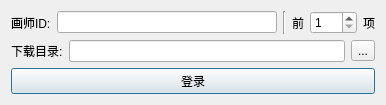
This is PixivAgent.ui in GeQi/PixivAgent as Qt 5 draws it before an edit. The edited form follows.
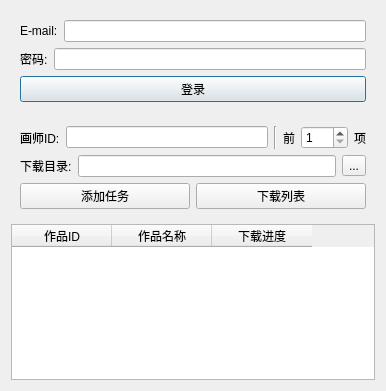
This is the edited form.

Commit message:
添加下载列表
删除编译相关
整理代码

The edit to the form file:
```diff
--- a/PixivAgent.ui
+++ b/PixivAgent.ui
@@ -7,7 +7,7 @@
     <x>0</x>
     <y>0</y>
     <width>386</width>
-    <height>97</height>
+    <height>391</height>
    </rect>
   </property>
   <property name="sizePolicy">
@@ -18,8 +18,8 @@
   </property>
   <property name="minimumSize">
    <size>
-    <width>0</width>
-    <height>0</height>
+    <width>386</width>
+    <height>99</height>
    </size>
   </property>
   <property name="maximumSize">
@@ -33,9 +33,66 @@
   </property>
   <layout class="QVBoxLayout" name="verticalLayout">
    <item>
+    <widget class="QWidget" name="widget_login" native="true">
+     <layout class="QVBoxLayout" name="verticalLayout_2">
+      <item>
+       <layout class="QHBoxLayout" name="horizontalLayout_5">
+        <item>
+         <widget class="QLabel" name="label_6">
+          <property name="text">
+           <string>E-mail:</string>
+          </property>
+          <property name="buddy">
+           <cstring>email</cstring>
+          </property>
+         </widget>
+        </item>
+        <item>
+         <widget class="QLineEdit" name="email"/>
+        </item>
+       </layout>
+      </item>
+      <item>
+       <layout class="QHBoxLayout" name="horizontalLayout_4">
+        <item>
+         <widget class="QLabel" name="label_5">
+          <property name="text">
+           <string>密码:</string>
+          </property>
+          <property name="buddy">
+           <cstring>password</cstring>
+          </property>
+         </widget>
+        </item>
+        <item>
+         <widget class="QLineEdit" name="password">
+          <property name="echoMode">
+           <enum>QLineEdit::Password</enum>
+          </property>
+         </widget>
+        </item>
+       </layout>
+      </item>
+      <item>
+       <widget class="QPushButton" name="btn_login">
+        <property name="text">
+         <string>登录</string>
+        </property>
+       </widget>
+      </item>
+     </layout>
+    </widget>
+   </item>
+   <item>
+    <widget class="QWidget" name="widget_analyse" native="true">
+     <layout class="QVBoxLayout" name="verticalLayout_3">
+      <item>
     <layout class="QHBoxLayout" name="horizontalLayout">
      <item>
       <widget class="QLabel" name="label">
+          <property name="enabled">
+           <bool>true</bool>
+          </property>
        <property name="text">
         <string>画师ID:</string>
        </property>
@@ -46,6 +103,9 @@
      </item>
      <item>
       <widget class="QLineEdit" name="id">
+          <property name="enabled">
+           <bool>true</bool>
+          </property>
        <property name="inputMethodHints">
         <set>Qt::ImhDigitsOnly</set>
        </property>
@@ -56,6 +116,9 @@
      </item>
      <item>
       <widget class="Line" name="line">
+          <property name="enabled">
+           <bool>true</bool>
+          </property>
        <property name="orientation">
         <enum>Qt::Vertical</enum>
        </property>
@@ -63,6 +126,9 @@
      </item>
      <item>
       <widget class="QLabel" name="label_3">
+          <property name="enabled">
+           <bool>true</bool>
+          </property>
        <property name="text">
         <string>前</string>
        </property>
@@ -73,6 +139,9 @@
      </item>
      <item>
       <widget class="QSpinBox" name="amount">
+          <property name="enabled">
+           <bool>true</bool>
+          </property>
        <property name="buttonSymbols">
         <enum>QAbstractSpinBox::UpDownArrows</enum>
        </property>
@@ -86,6 +155,9 @@
      </item>
      <item>
       <widget class="QLabel" name="label_4">
+          <property name="enabled">
+           <bool>true</bool>
+          </property>
        <property name="text">
         <string>项</string>
        </property>
@@ -100,6 +172,9 @@
     <layout class="QHBoxLayout" name="horizontalLayout_2">
      <item>
       <widget class="QLabel" name="label_2">
+          <property name="enabled">
+           <bool>true</bool>
+          </property>
        <property name="text">
         <string>下载目录:</string>
        </property>
@@ -110,6 +185,9 @@
      </item>
      <item>
       <widget class="QLineEdit" name="dir">
+          <property name="enabled">
+           <bool>true</bool>
+          </property>
        <property name="placeholderText">
         <string/>
        </property>
@@ -117,6 +195,9 @@
      </item>
      <item>
       <widget class="QToolButton" name="btn_dir">
+          <property name="enabled">
+           <bool>true</bool>
+          </property>
        <property name="text">
         <string>...</string>
        </property>
@@ -125,10 +206,61 @@
     </layout>
    </item>
    <item>
-    <widget class="QPushButton" name="btn">
+       <layout class="QHBoxLayout" name="horizontalLayout_3">
+        <item>
+         <widget class="QPushButton" name="btn_analyse">
+          <property name="enabled">
+           <bool>true</bool>
+          </property>
      <property name="text">
-      <string>登录</string>
-     </property>
+           <string>添加任务</string>
+          </property>
+         </widget>
+        </item>
+        <item>
+         <widget class="QPushButton" name="btn_table">
+          <property name="enabled">
+           <bool>true</bool>
+          </property>
+          <property name="text">
+           <string>下载列表</string>
+          </property>
+         </widget>
+        </item>
+       </layout>
+      </item>
+     </layout>
+    </widget>
+   </item>
+   <item>
+    <widget class="QTableWidget" name="table">
+     <property name="enabled">
+      <bool>true</bool>
+     </property>
+     <property name="sizePolicy">
+      <sizepolicy hsizetype="Expanding" vsizetype="Expanding">
+       <horstretch>0</horstretch>
+       <verstretch>0</verstretch>
+      </sizepolicy>
+     </property>
+     <attribute name="verticalHeaderVisible">
+      <bool>false</bool>
+     </attribute>
+     <column>
+      <property name="text">
+       <string>作品ID</string>
+      </property>
+     </column>
+     <column>
+      <property name="text">
+       <string>作品名称</string>
+      </property>
+     </column>
+     <column>
+      <property name="text">
+       <string>下载进度</string>
+      </property>
+     </column>
     </widget>
    </item>
   </layout>
```
Left out of the diff: 1 changed line with no effect on the pictures. Lines whose indentation alone changed are shown as unchanged. The commit also changes 9 other files.
